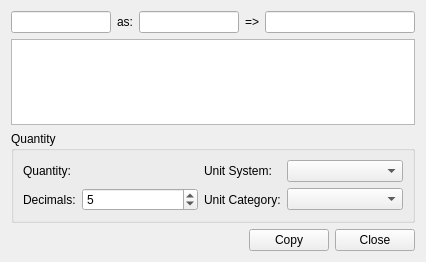
The window that src/Gui/DlgUnitsCalculator.ui (berndhahnebach/All_FreeCAD) describes before a commit, drawn with Qt 5.
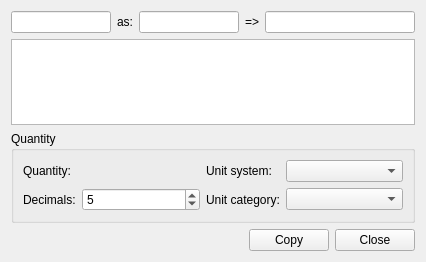
The same window after the commit. Custom widgets are drawn as their Qt base class.

Commit message: changes according to vocx-fc's annotations

Patch:
```diff
--- a/src/Gui/DlgUnitsCalculator.ui
+++ b/src/Gui/DlgUnitsCalculator.ui
@@ -114,7 +114,7 @@
       <item row="0" column="2">
        <widget class="QLabel" name="label_6">
         <property name="text">
-         <string>Unit System:</string>
+         <string>Unit system:</string>
         </property>
        </widget>
       </item>
@@ -152,7 +152,7 @@
       <item row="1" column="2">
        <widget class="QLabel" name="label_4">
         <property name="text">
-         <string>Unit Category:</string>
+         <string>Unit category:</string>
         </property>
        </widget>
       </item>
```
Left out of the diff: 4 changed lines with no effect on the pictures.
